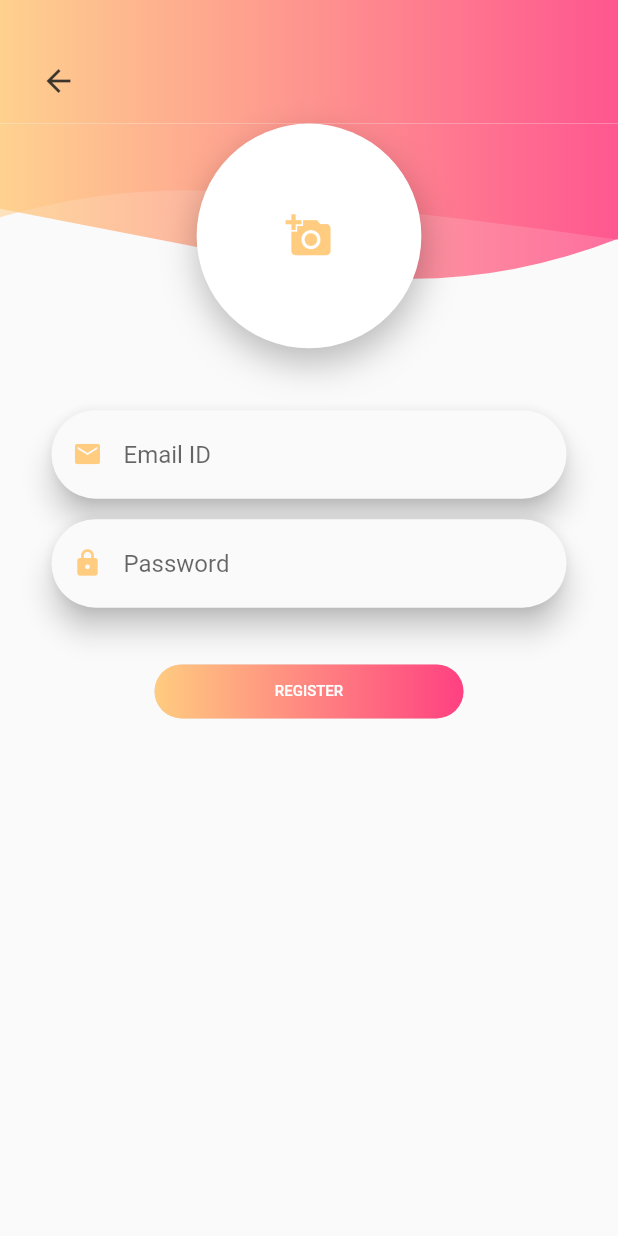
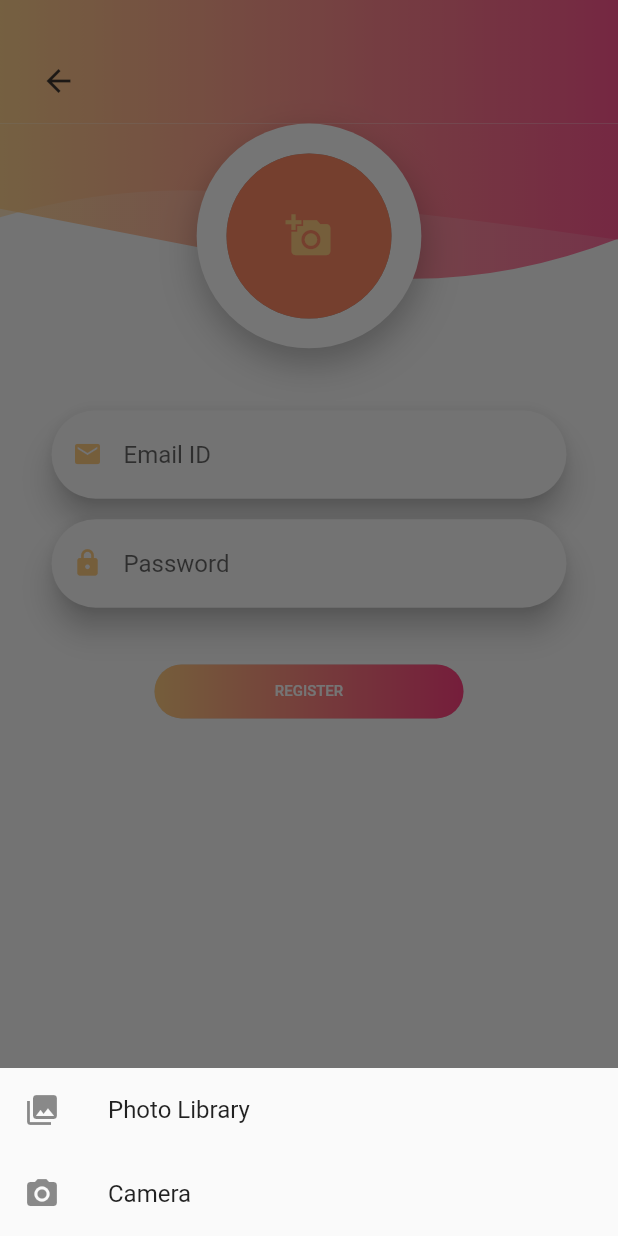
Before and after one commit to Three-team-org/Data-Buffering-App-Flutter, a Flutter app: the SignUpScreen screen opened by its route, after a tap on the "add a photo" icon, on a phone screen of 412 x 824 dp. Run offline on Flutter 3.47's test engine with Material 2 defaults, Android fonts, the phone set to English and light mode, and no system bars; our stand-ins replace cached_network_image, flutter_icons, flutter_screenutil, font_awesome_flutter, google_fonts, image_picker and 3 more; missing offline and left inert: flex_color_picker, grouped_buttons; accounts and stored records are empty; network calls fail.

Commit message:
update for all pages

```diff
--- a/lib/ui/dashboard.dart
+++ b/lib/ui/dashboard.dart
@@ -113,7 +113,7 @@ class _DashboardScreenState extends State<DashboardScreen>{
                   borderRadius: BorderRadius.only(
                       bottomLeft: Radius.circular(30),
                       bottomRight: Radius.circular(30)),
-                  color: Colors.blueAccent.shade700,
+                  color: Colors.orangeAccent.shade700,
                 ),
                 width: double.infinity,
               ),
@@ -160,7 +160,7 @@ class _DashboardScreenState extends State<DashboardScreen>{
                             "3fDB8MHxzZWFyY2h8MXx8cmVjaXBlc3xlbnwwfHwwfHw%3D&ixlib=rb-1.2.1&w=1000&q=80", 'RECIPES', '37', 2),
                         cards("https://encrypted-tbn0.gstatic.com/images?q=tbn:ANd9GcRPdyinzKIVsQbbZclbNtG098Iu0f700mmTQA&usqp=CAU", 'ADVICES', '22', 3),
                         cards("https://encrypted-tbn0.gstatic.com/images?q=tbn:ANd9GcT1_hYpvoB_9-nKpbHbazxs3hmiawAlbvLgJg&usqp=CAU", 'HOSPITAL', '90', 4),
-                        cards("https://encrypted-tbn0.gstatic.com/images?q=tbn:ANd9GcQGS1LgXBdnQ-ZoTuJ8PZby_J5iAsnjnXlm7Q&usqp=CAU", 'CALENDAR', '22', 5),
+                        cards("https://encrypted-tbn0.gstatic.com/images?q=tbn:ANd9GcRczawYHR1wAMCUFzxyAFg0Klxpw8k0vOUAbQ&usqp=CAU", 'CALENDAR', '22', 5),
                         cards("https://cdn0.iconfinder.com/data/icons/interface-10/128/_add_image-512.png", 'NEW', '90', 6),
                       ],
                     ),
--- a/lib/ui/signup.dart
+++ b/lib/ui/signup.dart
@@ -4,6 +4,8 @@ import 'package:data_buffer/ui/widgets/custom_shape.dart';
 import 'package:data_buffer/ui/widgets/customappbar.dart';
 import 'package:data_buffer/ui/widgets/responsive_ui.dart';
 import 'package:data_buffer/ui/widgets/textformfield.dart';
+import 'package:image_picker/image_picker.dart';
+import 'dart:io';
 
 
 
@@ -19,7 +21,58 @@ class _SignUpScreenState extends State<SignUpScreen> {
   double _pixelRatio;
   bool _large;
   bool _medium;
+  File _image;
 
+  void _showPicker(context) {
+    showModalBottomSheet(
+        context: context,
+        builder: (BuildContext bc) {
+          return SafeArea(
+            child: Container(
+              child: new Wrap(
+                children: <Widget>[
+                  new ListTile(
+                      leading: new Icon(Icons.photo_library),
+                      title: new Text('Photo Library'),
+                      onTap: () {
+                        _imgFromGallery();
+                        Navigator.of(context).pop();
+                      }),
+                  new ListTile(
+                    leading: new Icon(Icons.photo_camera),
+                    title: new Text('Camera'),
+                    onTap: () {
+                      _imgFromCamera();
+                      Navigator.of(context).pop();
+                    },
+                  ),
+                ],
+              ),
+            ),
+          );
+        }
+    );
+  }
+  _imgFromCamera() async {
+    File image = await ImagePicker.pickImage(
+        source: ImageSource.camera, imageQuality: 50
+    );
+
+    setState(() {
+      _image = image;
+
+    });
+  }
+
+  _imgFromGallery() async {
+    File image = await  ImagePicker.pickImage(
+        source: ImageSource.gallery, imageQuality: 50
+    );
+
+    setState(() {
+      _image = image;
+    });
+  }
   @override
   Widget build(BuildContext context) {
 
@@ -99,13 +152,28 @@ class _SignUpScreenState extends State<SignUpScreen> {
             shape: BoxShape.circle,
           ),
           child: GestureDetector(
-              onTap: (){
-                print('Adding photo');
-              },
-
-              child: Icon(Icons.add_a_photo, size: _large? 40: (_medium? 33: 31),color: Colors.orange[200],)),
-        ),
-
+            onTap: () {
+              _showPicker(context);
+            },
+            child: CircleAvatar(
+              radius: 55,
+              backgroundColor: Colors.grey,
+              child: _image != null
+                  ? ClipRRect(
+                borderRadius: BorderRadius.circular(50),
+                child: Image.file(
+                  _image,
+                  width: 100,
+                  height: 100,
+                  // fit: BoxFit.fitHeight,
+                ),
+              ) : CircleAvatar(
+                minRadius: 60,
+                backgroundColor: Colors.deepOrange.shade300,
+                child: Icon(Icons.add_a_photo, size: _large? 40: (_medium? 33: 31),color: Colors.orange[200],)),
+              ),
+            ),
+          ),
       ],
     );
   }
--- a/lib/ui/sub_calendar.dart
+++ b/lib/ui/sub_calendar.dart
@@ -96,7 +96,7 @@ class _CalendarPageState extends State<CalendarPage>{
   Widget build(BuildContext context) {
     return Scaffold(
       appBar: AppBar(
-        backgroundColor: Colors.transparent,
+        backgroundColor: Colors.red,
         elevation: 0.0,
         leading: GestureDetector(
           onTap: () {
@@ -110,7 +110,7 @@ class _CalendarPageState extends State<CalendarPage>{
         title: Text(
           "CALENDAR PAGE",
           style: TextStyle(
-            color: Color.fromRGBO(33, 45, 82, 1),
+            color: Colors.white,
           ),
         ),
       ),
--- a/lib/ui/sub_hospital.dart
+++ b/lib/ui/sub_hospital.dart
@@ -35,9 +35,9 @@ class _HospitalPageState extends State<HospitalPage>{
   Widget build(BuildContext context) {
     return Scaffold(
       appBar: AppBar(
-        backgroundColor: Colors.transparent,
+        backgroundColor: Colors.red,
         elevation: 0,
-        title: Text("Hospital Page", style: TextStyle(color: Colors.blueAccent, fontSize: 25),),
+        title: Text("Hospital Page", style: TextStyle(color: Colors.white, fontSize: 25),),
         automaticallyImplyLeading: false,
         actions: <Widget>[
 
--- a/lib/ui/sub_new.dart
+++ b/lib/ui/sub_new.dart
@@ -25,7 +25,7 @@ class _NewPageState extends State<NewPage>{
       // backgroundColor: Colors.deepOrange,
       appBar: AppBar(
         title: Text("New PAGE",style: TextStyle(color: Colors.white, fontSize: 25),),
-        backgroundColor: Colors.blue,
+        backgroundColor: Colors.red,
         elevation: 0,
       ),
       body: Center(
```
Also changed, not shown: assets/images/login.png, 1 other file.
